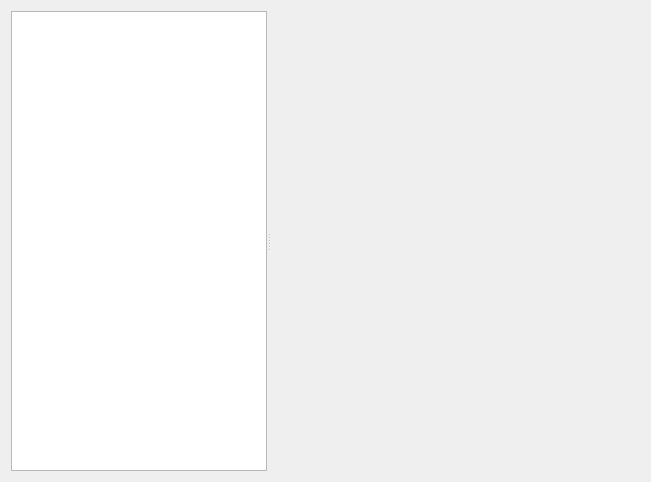
Above: libs/main/KoOpenPaneBase.ui from KDE/krita before the change. Below: the same form after it.
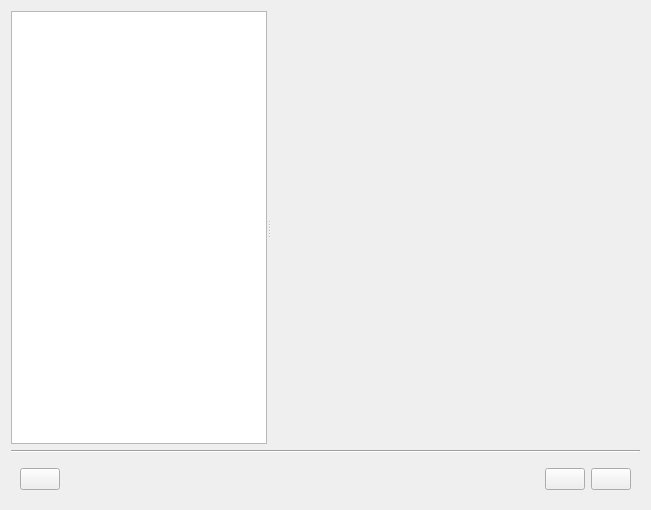
That is the form after the change.

Commit message: initial patch to delete filewidget from KoOpenPane

Diff of the .ui file:
```diff
--- a/libs/main/KoOpenPaneBase.ui
+++ b/libs/main/KoOpenPaneBase.ui
@@ -7,7 +7,7 @@
     <x>0</x>
     <y>0</y>
     <width>651</width>
-    <height>482</height>
+    <height>510</height>
    </rect>
   </property>
   <layout class="QVBoxLayout" name="verticalLayout">
@@ -55,6 +55,50 @@
      </widget>
     </widget>
    </item>
+   <item>
+    <widget class="Line" name="line">
+     <property name="orientation">
+      <enum>Qt::Horizontal</enum>
+     </property>
+    </widget>
+   </item>
+   <item>
+    <widget class="QWidget" name="buttonWidget" native="true">
+     <property name="sizePolicy">
+      <sizepolicy hsizetype="Preferred" vsizetype="Fixed">
+       <horstretch>0</horstretch>
+       <verstretch>0</verstretch>
+      </sizepolicy>
+     </property>
+     <layout class="QHBoxLayout" name="horizontalLayout">
+      <item>
+       <widget class="QPushButton" name="m_openButton">
+       </widget>
+      </item>
+      <item>
+       <spacer name="horizontalSpacer">
+        <property name="orientation">
+         <enum>Qt::Horizontal</enum>
+        </property>
+        <property name="sizeHint" stdset="0">
+         <size>
+          <width>40</width>
+          <height>20</height>
+         </size>
+        </property>
+       </spacer>
+      </item>
+      <item>
+       <widget class="QPushButton" name="m_cancelButton">
+       </widget>
+      </item>
+      <item>
+       <widget class="QPushButton" name="m_createButton">
+       </widget>
+      </item>
+     </layout>
+    </widget>
+   </item>
   </layout>
  </widget>
  <resources/>
```
The commit also changes 8 other files.
